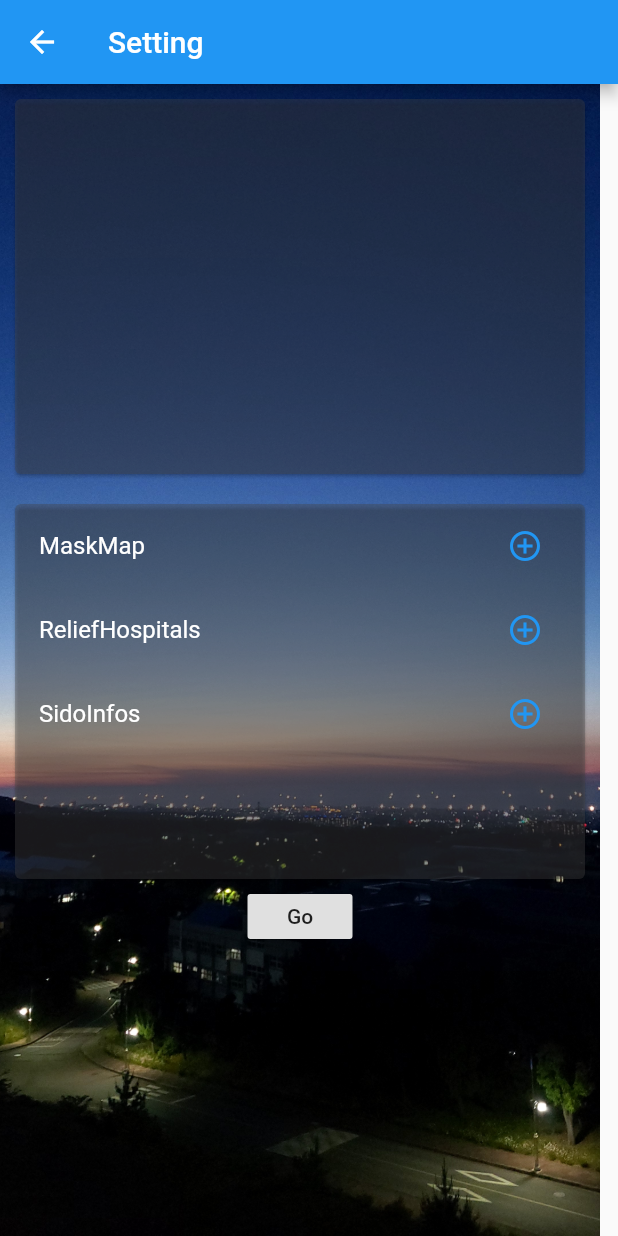
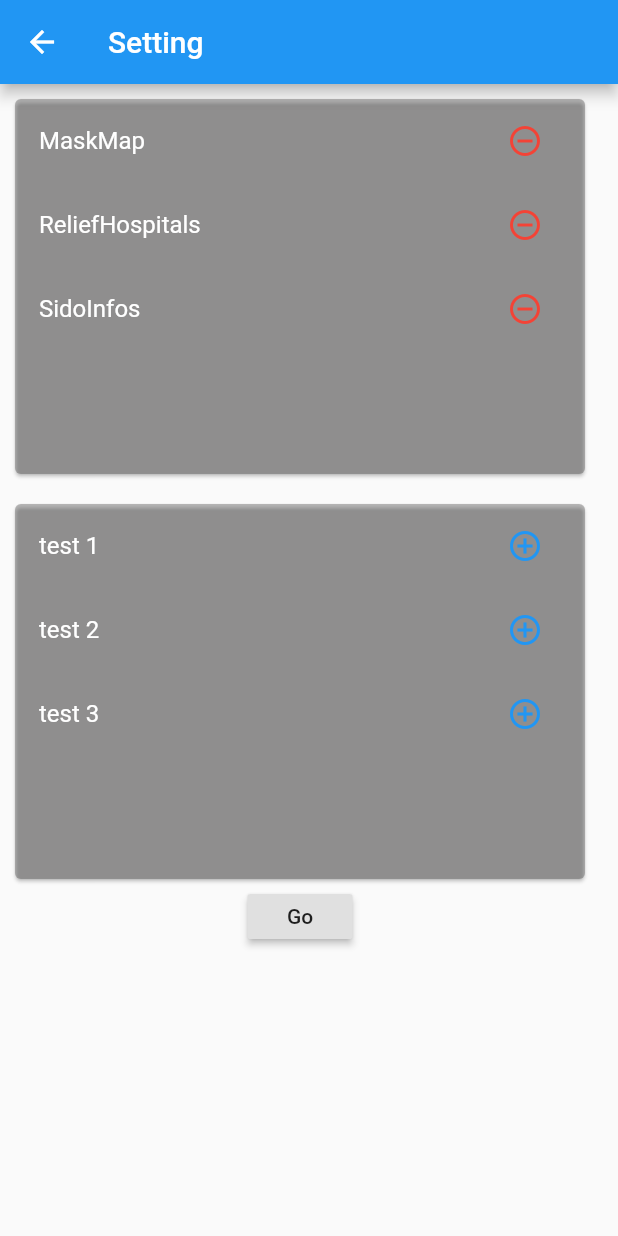
Before and after one commit to getupminaaa/-Custom-Situation-Board-COVID-19, a Flutter app: the screen it shows after launch, after a tap on the "settings" icon, on a phone screen of 412 x 824 dp. Run offline on Flutter 3.47's test engine with Material 2 defaults, Android fonts, the phone set to English and light mode, and no system bars; our stand-ins replace geolocator, webview_flutter.

Commit message:
status saving +@

```diff
--- a/costum_app/lib/main.dart
+++ b/costum_app/lib/main.dart
@@ -1,10 +1,14 @@
 import 'package:flutter/cupertino.dart';
 import 'package:flutter/material.dart';
 import 'package:webview_flutter/webview_flutter.dart';
+import 'package:costumapp/setting.dart';
 
 void main() => runApp(MyApp());
 
+final _fm = FunctionManager();
+
 class MyApp extends StatelessWidget {
+
   @override
   Widget build(BuildContext context) {
     return new MaterialApp(
@@ -24,8 +28,8 @@ class HomePage extends StatelessWidget {
       home: Scaffold(
         body: Container(
           decoration: BoxDecoration(
-            image: DecorationImage(
-                image: AssetImage("lib/img/background.jpg"), fit: BoxFit.cover),
+            // image: DecorationImage(
+            //     image: AssetImage("lib/img/background.jpg"), fit: BoxFit.cover),
           ),
           child: ListViewLayout(),
         ),
@@ -81,6 +85,7 @@ Widget maskMap() {
   );
 }
 
+//TODO:Fix
 _ListViewLayoutState mListViewState;
 
 class ListViewLayout extends StatefulWidget {
@@ -90,248 +95,56 @@ class ListViewLayout extends StatefulWidget {
 }
 
 class _ListViewLayoutState extends State<ListViewLayout> {
-  List<CustomFunction> Listss = [];
+  //List<CustomFunction> Listss = [];
 
   @override
   Widget build(BuildContext context) {
-    return ReorderableListView(
-      onReorder: (int oldindex, int newindex) {
-        setState(() {
-          var tempfuncs = Listss[oldindex];
-          Listss.add(tempfuncs);
-        });
+
+    //return emptyCard(Listss[index]);
+    return ListView.builder(
+      itemCount: _fm.usingFunctions.length,
+      itemBuilder: (context, index) {
+        return emptyCard(_fm.usingFunctions[index]);
       },
-      children: List.generate(Listss.length, (index){return emptyCard(Listss[index]);}),
     );
+
+
+
+    // return ReorderableListView(
+    //   onReorder: (int oldindex, int newindex) {
+    //     setState(() {
+    //       var tempfuncs = FunctionManager._instance.usingFunctions[oldindex];
+    //       FunctionManager._instance.usingFunctions.add(tempfuncs);
+    //     });
+    //   },
+    //   children: List.generate(Listss.length, (index){return emptyCard(Listss[index]);}),
+    // );
   }
 
-  void mAddFunc(CustomFunction selectedTiles) {
+  void mSetFunc(List<CustomFunction> funcs) {
     setState(() {
-      Listss.add(selectedTiles);
+      _fm.usingFunctions = funcs;
     });
   }
 }
 
-class Performance extends StatelessWidget {
-  @override
-  Widget build(BuildContext context) {
-    return Scaffold(
-        appBar: AppBar(
-          title: Text("Setting"),
-        ),
-        body: Container(
-          decoration: BoxDecoration(
-            image: DecorationImage(
-                image: AssetImage("lib/img/background.jpg"), fit: BoxFit.cover),
-          ),
-          child: Column(
-            children: <Widget>[
-              Container(
-                width: 400,
-                height: 270,
-                padding: const EdgeInsets.all(6),
-                child: Card(
-                  color: Color(0x59474646),
-                  child: UsableListView(),
-                ),
-              ),
-              Container(
-                width: 400,
-                height: 270,
-                padding: const EdgeInsets.all(6),
-                child: Card(
-                  color: Color(0x59474646),
-                  child: UnusableListView(),
-                ),
-              ),
-              Container(
-                width: 70,
-                height: 30,
-                child: RaisedButton(
-                  padding: const EdgeInsets.all(5),
-                  onPressed: () {
-                    Navigator.pop(context);
-                  },
-                  child: Text('Go'),
-                ),
-              )
-            ],
-          ),
-        ));
-  }
+class FunctionManager{
+  static final FunctionManager _instance = FunctionManager._internal();
+  // static FunctionManager get instance =>
+  //   (_instance != null) ? _instance : _instance =
+  List<CustomFunction> usingFunctions;
+
+  factory FunctionManager() {
+    return _instance;
   }
 
-//unsuableList와 usableList가 필요 unsuable에서 usable로 해당 데이터가 삽입되어야함
-// 삽입될때 인덱스는 어떻게? for문으로 위치를 찾아줘야하나?
-// 삭제또한 마찬가지
-// usable은 reorderable이어야함
-// 이 모든게 성공하면 globalkey로 앞 화면에 적용하고
-// 앞화면의 데이터를 주거나 연결해줘야할 듯
-class CustomFunction {
-  String funcName;
-
-  CustomFunction(String _funcName) {
-    funcName = _funcName;
-  }
-}
-
-_UnusableListViewState unListViewState;
-_UsableListViewState uListViewState;
-
-String unusableItem = "집갈래";
-
-//listview builder로 생성 list.length만큼
-class UnusableListView extends StatefulWidget {
-  @override
-  _UnusableListViewState createState() =>
-      unListViewState = new _UnusableListViewState();
-}
-
-class _UnusableListViewState extends State<UnusableListView> {
-  List<CustomFunction> unusableListTiles = [
+  FunctionManager._internal() { //클래스가 최초 생성될때 1회 발생
+    //초기화 코드
+    //usingFunctions = getfromdevice
+    usingFunctions = [
       CustomFunction("MaskMap"),
       CustomFunction("ReliefHospitals"),
       CustomFunction("SidoInfos"),
     ];
-
-  void AddFunc(CustomFunction funcs) {
-    setState(() {
-      unusableListTiles.add(funcs);
-    });
-  }
-
-  void RemoveFunc(CustomFunction funcs) {
-    setState(() {
-      unusableListTiles.remove(funcs);
-    });
-  }
-
-  @override
-  Widget build(BuildContext context) {
-    return ListView.builder(
-      itemCount: unusableListTiles.length,
-      itemBuilder: (context, index) {
-        return UnusableListTile(unusableListTiles[index]);
-      },
-    );
-  }
-
-  Widget UnusableListTile(CustomFunction customFunction) {
-    return ListTile(
-        key: ValueKey(customFunction.funcName),
-        title: Text(
-          customFunction.funcName,
-          style: TextStyle(color: Colors.white),
-        ),
-        trailing: IconButton(
-            icon: Icon(
-              Icons.add_circle_outline,
-              color: Colors.blue,
-            ),
-            onPressed: () {
-              var selectedTiles = unusableListTiles
-                  .firstWhere((x) => x.funcName == customFunction.funcName);
-              uListViewState.AddFunc(selectedTiles);
-              mListViewState.mAddFunc(selectedTiles);
-              RemoveFunc(selectedTiles);
-            }));
   }
 }
-
-//usableListView
-class UsableListView extends StatefulWidget {
-  @override
-  _UsableListViewState createState() =>
-      uListViewState = new _UsableListViewState();
-}
-
-class _UsableListViewState extends State<UsableListView> {
-  List<CustomFunction> usableListTiles = [];
-
-  ScrollController _scrollController;
-  double offset = 0.0;
-
-  @override
-  void initState() {
-    super.initState();
-    _scrollController = ScrollController() //keepScrollOffset: false removed
-      ..addListener(() {
-        setState(() {
-          offset = _scrollController.offset;
-          // force a refresh so the app bar can be updated
-        });
-      });
-  }
-
-  void AddFunc(CustomFunction funcs) {
-    setState(() {
-      usableListTiles.add(funcs);
-    });
-  }
-
-  void RemoveFunc(CustomFunction funcs) {
-    setState(() {
-      usableListTiles.remove(funcs);
-    });
-  }
-
-  @override
-  Widget build(BuildContext context) {
-    //return ROListView();
-    return Theme(
-      data: ThemeData(
-        canvasColor: Color(0x59474646),
-      ),
-      child: ReorderableListView(
-          onReorder: (int oldindex, int newindex) {
-            setState(() {
-              if (oldindex < newindex) {
-                // removing the item at oldIndex will shorten the list by 1.
-                newindex -= 1;
-              }
-              print(oldindex);
-              print(newindex);
-              var tempfunc = usableListTiles[oldindex];
-              print(usableListTiles[oldindex]);
-              usableListTiles.removeAt(oldindex);
-              usableListTiles.insert(newindex, tempfunc);
-            });
-          },
-          scrollController: uListViewState._scrollController,
-          scrollDirection: Axis.vertical,
-          children: List.generate(
-            usableListTiles.length,
-                (index) {
-              return UsableListTile(usableListTiles[index]);
-            },
-          )),
-    );
-
-    // return ListView.builder(
-    //   itemCount: usableListTiles.length,
-    //   itemBuilder: (context, index) {
-    //     return UsableListTile(usableListTiles[index]);
-    //   },
-    // );
-  }
-
-  Widget UsableListTile(CustomFunction customFunction) {
-    return ListTile(
-        key: ValueKey(customFunction.funcName),
-        title: Text(
-          customFunction.funcName,
-          style: TextStyle(color: Colors.white),
-        ),
-        trailing: IconButton(
-            icon: Icon(
-              Icons.remove_circle_outline,
-              color: Colors.red,
-            ),
-            onPressed: () {
-              var selectedTiles = usableListTiles
-                  .firstWhere((x) => x.funcName == customFunction.funcName);
-              unListViewState.AddFunc(selectedTiles);
-              RemoveFunc(selectedTiles);
-            }));
-  }
-}
--- /dev/null
+++ b/costum_app/lib/setting.dart
@@ -0,0 +1,251 @@
+import 'package:costumapp/main.dart';
+import 'package:flutter/cupertino.dart';
+import 'package:flutter/material.dart';
+
+final _fm = FunctionManager();
+
+class Performance extends StatelessWidget {
+  @override
+  Widget build(BuildContext context) {
+    return Scaffold(
+        appBar: AppBar(
+          title: Text("Setting"),
+        ),
+        body: Container(
+          decoration: BoxDecoration(
+            // image: DecorationImage(
+            //     image: AssetImage("lib/img/background.jpg"), fit: BoxFit.cover),
+          ),
+          child: Column(
+            children: <Widget>[
+              Container(
+                width: 400,
+                height: 270,
+                padding: const EdgeInsets.all(6),
+                child: Card(
+                  color: Color(0x59474646),
+                  child: UsableListView(),
+                ),
+              ),
+              Container(
+                width: 400,
+                height: 270,
+                padding: const EdgeInsets.all(6),
+                child: Card(
+                  color: Color(0x59474646),
+                  child: UnusableListView(),
+                ),
+              ),
+              Container(
+                width: 70,
+                height: 30,
+                child: RaisedButton(
+                  padding: const EdgeInsets.all(5),
+                  onPressed: () {
+                    mListViewState.mSetFunc(uListViewState.usableListTiles);
+                    //_fm.usingFunctions = uListViewState.usableListTiles;
+                    Navigator.pop(context);
+                  },
+                  child: Text('Go'),
+                ),
+              )
+            ],
+          ),
+        ));
+  }
+}
+
+//unsuableList와 usableList가 필요 unsuable에서 usable로 해당 데이터가 삽입되어야함
+// 삽입될때 인덱스는 어떻게? for문으로 위치를 찾아줘야하나?
+// 삭제또한 마찬가지
+// usable은 reorderable이어야함
+// 이 모든게 성공하면 globalkey로 앞 화면에 적용하고
+// 앞화면의 데이터를 주거나 연결해줘야할 듯
+class CustomFunction {
+  String funcName;
+  //other elements
+
+  CustomFunction(String _funcName) {
+    funcName = _funcName;
+    //other elements initialize
+  }
+}
+
+
+
+
+_UnusableListViewState unListViewState;
+_UsableListViewState uListViewState;
+
+String unusableItem = "집갈래";
+
+//listview builder로 생성 list.length만큼
+class UnusableListView extends StatefulWidget {
+  @override
+  _UnusableListViewState createState() =>
+      unListViewState = new _UnusableListViewState();
+}
+
+class _UnusableListViewState extends State<UnusableListView> {
+  List<CustomFunction> unusableListTiles;
+
+  // @override
+  // bool get wantKeepAlive => true;
+
+  @override
+  void initState() {
+    // TODO: Need fix
+    super.initState();
+    unusableListTiles  = [
+      CustomFunction("test 1"),
+      CustomFunction("test 2"),
+      CustomFunction("test 3"),
+    ];
+  }
+
+  void AddFunc(CustomFunction funcs) {
+    setState(() {
+      unusableListTiles.add(funcs);
+    });
+  }
+
+  void RemoveFunc(CustomFunction funcs) {
+    setState(() {
+      unusableListTiles.remove(funcs);
+    });
+  }
+
+  @override
+  Widget build(BuildContext context) {
+    return ListView.builder(
+      itemCount: unusableListTiles.length,
+      itemBuilder: (context, index) {
+        return UnusableListTile(unusableListTiles[index]);
+      },
+    );
+  }
+
+  Widget UnusableListTile(CustomFunction customFunction) {
+    return ListTile(
+        key: ValueKey(customFunction.funcName),
+        title: Text(
+          customFunction.funcName,
+          style: TextStyle(color: Colors.white),
+        ),
+        trailing: IconButton(
+            icon: Icon(
+              Icons.add_circle_outline,
+              color: Colors.blue,
+            ),
+            onPressed: () {
+              var selectedTiles = unusableListTiles
+                  .firstWhere((x) => x.funcName == customFunction.funcName);
+              uListViewState.AddFunc(selectedTiles);
+              //mListViewState.mAddFunc(selectedTiles); //TODO:Fix
+              RemoveFunc(selectedTiles);
+            }));
+  }
+}
+
+//usableListView
+class UsableListView extends StatefulWidget {
+  @override
+  _UsableListViewState createState() =>
+      uListViewState = new _UsableListViewState();
+}
+
+class _UsableListViewState extends State<UsableListView>{
+  List<CustomFunction> usableListTiles = [];
+
+  ScrollController _scrollController;
+  double offset = 0.0;
+
+  // @override
+  // bool get wantKeepAlive => true;
+
+  @override
+  void initState() {
+    super.initState();
+    usableListTiles = _fm.usingFunctions;
+    _scrollController = ScrollController() //keepScrollOffset: false removed
+      ..addListener(() {
+        setState(() {
+          offset = _scrollController.offset;
+          // force a refresh so the app bar can be updated
+        });
+      });
+  }
+
+  void AddFunc(CustomFunction funcs) {
+    setState(() {
+      usableListTiles.add(funcs);
+    });
+  }
+
+  void RemoveFunc(CustomFunction funcs) {
+    setState(() {
+      usableListTiles.remove(funcs);
+    });
+  }
+
+  @override
+  Widget build(BuildContext context) {
+    //return ROListView();
+    return Theme(
+      data: ThemeData(
+        canvasColor: Color(0x59474646),
+      ),
+      child: ReorderableListView(
+          onReorder: (int oldindex, int newindex) {
+            setState(() {
+              if (oldindex < newindex) {
+                // removing the item at oldIndex will shorten the list by 1.
+                newindex -= 1;
+              }
+              print(oldindex);
+              print(newindex);
+              var tempfunc = usableListTiles[oldindex];
+              print(usableListTiles[oldindex]);
+              usableListTiles.removeAt(oldindex);
+              usableListTiles.insert(newindex, tempfunc);
+            });
+          },
+          scrollController: uListViewState._scrollController,
+          scrollDirection: Axis.vertical,
+          children: List.generate(
+            usableListTiles.length,
+                (index) {
+              return UsableListTile(usableListTiles[index]);
+            },
+          )),
+    );
+
+
+    // return ListView.builder(
+    //   itemCount: usableListTiles.length,
+    //   itemBuilder: (context, index) {
+    //     return UsableListTile(usableListTiles[index]);
+    //   },
+    // );
+  }
+
+  Widget UsableListTile(CustomFunction customFunction) {
+    return ListTile(
+        key: ValueKey(customFunction.funcName),
+        title: Text(
+          customFunction.funcName,
+          style: TextStyle(color: Colors.white),
+        ),
+        trailing: IconButton(
+            icon: Icon(
+              Icons.remove_circle_outline,
+              color: Colors.red,
+            ),
+            onPressed: () {
+              var selectedTiles = usableListTiles
+                  .firstWhere((x) => x.funcName == customFunction.funcName);
+              unListViewState.AddFunc(selectedTiles);
+              RemoveFunc(selectedTiles);
+            }));
+  }
+}
```
Lines whose indentation alone changed are shown as unchanged.
